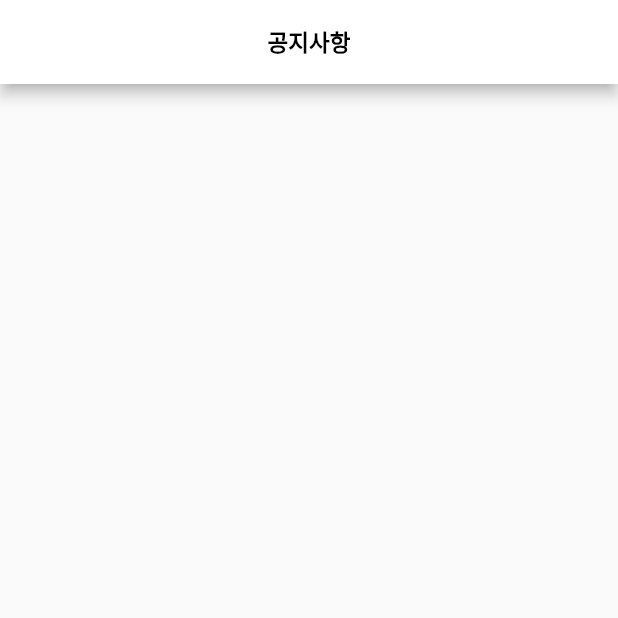
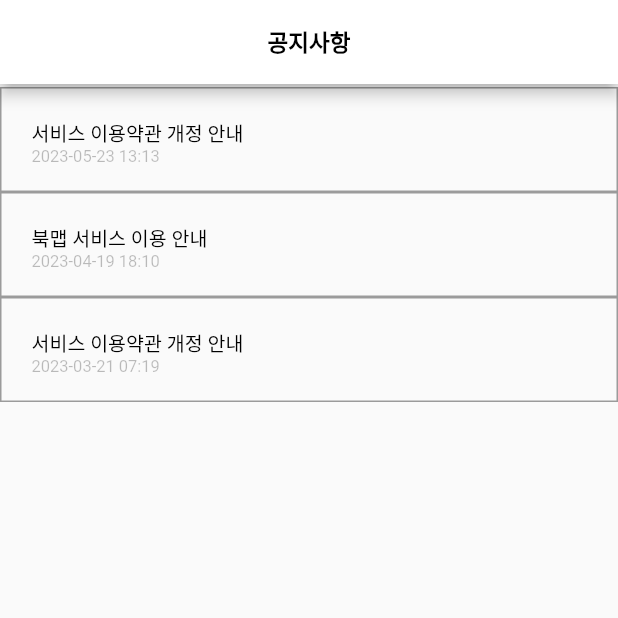
Before and after one commit to YEONZZ/bookmap_front, a Flutter app: the _HelpNotice screen opened directly, on a phone screen of 412 x 824 dp, the top half of it. Run offline on Flutter 3.47's test engine with Material 2 defaults, Android fonts, the phone set to English and light mode, and no system bars; our stand-ins replace carousel_slider, cloud_firestore, firebase_auth, firebase_core, flutter_rating_stars, percent_indicator and 2 more; missing offline and left inert: flutterfire_ui; accounts and stored records are empty; network calls fail; statements that could not run were skipped.

Commit message:
Update help_notice.dart

```diff
--- a/lib/pages/help_notice.dart
+++ b/lib/pages/help_notice.dart
@@ -25,9 +25,47 @@ class _HelpNotice extends StatelessWidget {
       body: SingleChildScrollView(
         scrollDirection: Axis.vertical,
         child: Column(
+          children: [
+            Padding(padding: EdgeInsets.all(1)),
+            Container(
+              padding: EdgeInsets.all(20),
+              width: double.maxFinite,
+              height: 70,
+              alignment: Alignment.centerLeft,
+              decoration: BoxDecoration(border: Border.all(color: Colors.black38)),
+              child: Column(
+                crossAxisAlignment: CrossAxisAlignment.start,
+                children: [Text("서비스 이용약관 개정 안내", style: TextStyle(color: Colors.black, fontSize: 13),),
+                Text("2023-05-23 13:13", style: TextStyle(color: Colors.black26, fontSize: 11),)],
+              ),
+            ),
+            Container(
+              padding: EdgeInsets.all(20),
+              width: double.maxFinite,
+              height: 70,
+              alignment: Alignment.centerLeft,
+              decoration: BoxDecoration(border: Border.all(color: Colors.black38)),
+              child: Column(
+                crossAxisAlignment: CrossAxisAlignment.start,
+                children: [Text("북맵 서비스 이용 안내", style: TextStyle(color: Colors.black, fontSize: 13),),
+                  Text("2023-04-19 18:10", style: TextStyle(color: Colors.black26, fontSize: 11),)],
+              ),
+            ),
+            Container(
+              padding: EdgeInsets.all(20),
+              width: double.maxFinite,
+              height: 70,
+              alignment: Alignment.centerLeft,
+              decoration: BoxDecoration(border: Border.all(color: Colors.black38)),
+              child: Column(
+                crossAxisAlignment: CrossAxisAlignment.start,
+                children: [Text("서비스 이용약관 개정 안내", style: TextStyle(color: Colors.black, fontSize: 13),),
+                  Text("2023-03-21 07:19", style: TextStyle(color: Colors.black26, fontSize: 11),)],
+              ),
+            )
+          ],
         ),
       ),
     );
   }
-
 }
```
